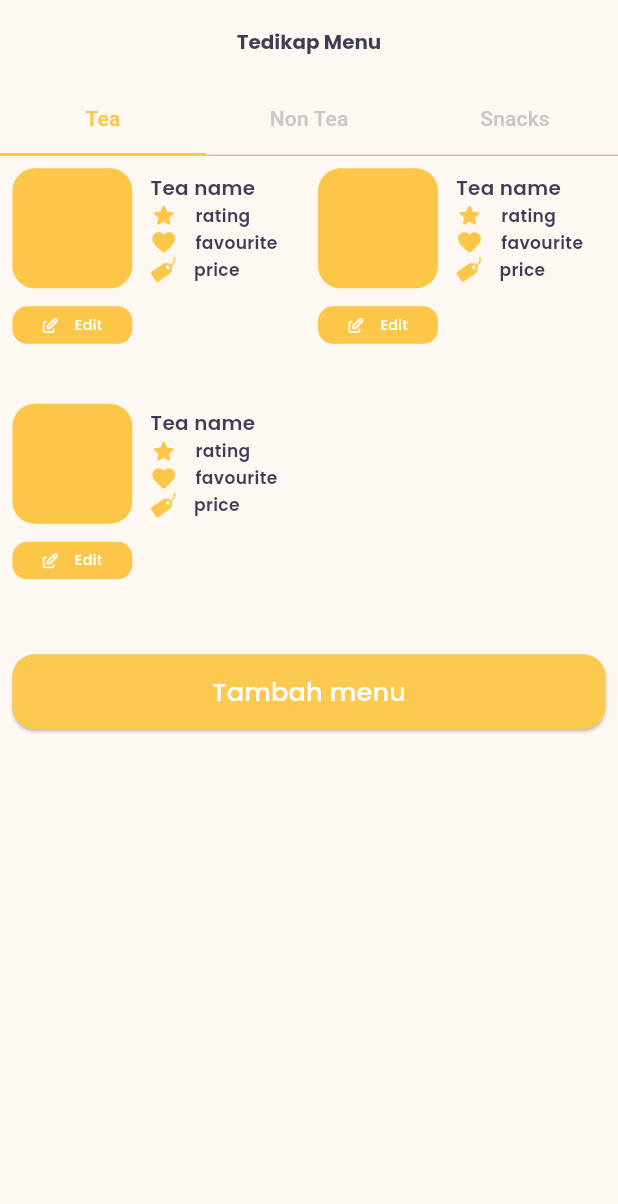
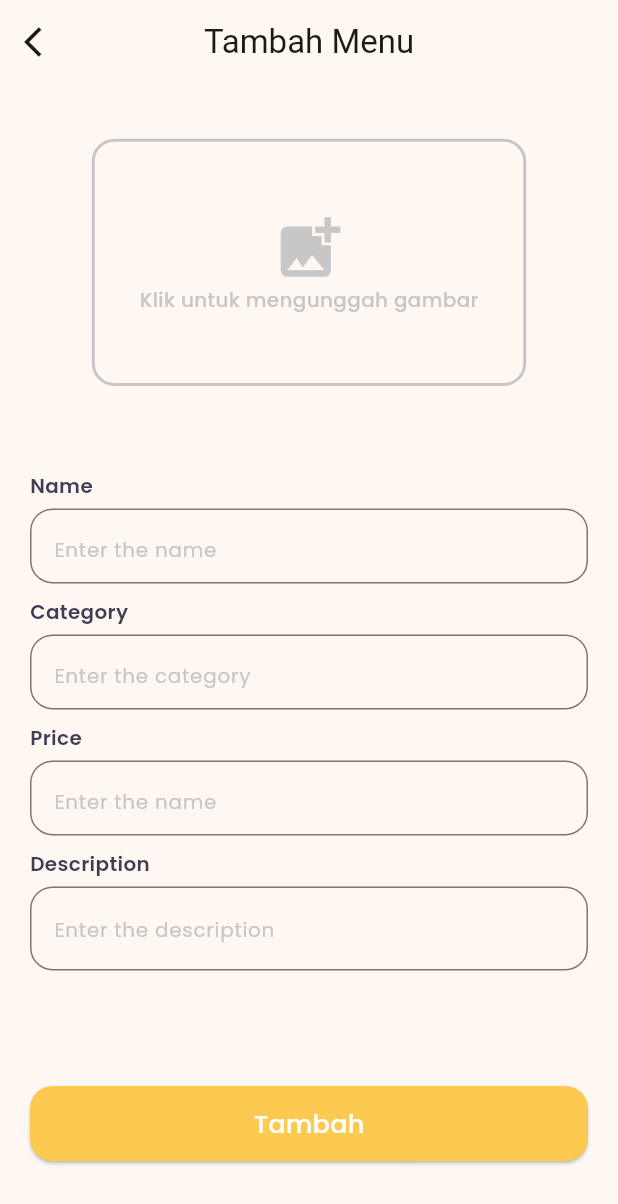
Before and after one commit to Azzahira-Calista/tedikap-admin-flutter, a Flutter app: the MenuPage screen opened directly, after a tap on "Tambah menu", on a phone screen of 412 x 824 dp. Shown: the top 1204 px of the screen. Run offline on Flutter 3.47's test engine with Material 3 defaults, Android fonts, the phone set to English and light mode, and no system bars; our stand-ins replace flutter_svg, get, google_fonts, syncfusion_flutter_charts; missing offline and left inert: dart:ffi, filter_list.

Commit message:
feat[CA]add menu page

```diff
--- /dev/null
+++ b/lib/binding/tambah_menu_binding.dart
@@ -0,0 +1,8 @@
+import 'package:get/get.dart';
+import 'package:tedikap_admin/controllers/tmbah_menu_controller.dart';
+
+class TambahMenuBinding extends Bindings {
+ @override
+  void dependencies() {
+    Get.lazyPut(() => TambahMenuController());
+  }}
--- /dev/null
+++ b/lib/controllers/tmbah_menu_controller.dart
@@ -0,0 +1,5 @@
+import 'package:get/get.dart';
+
+class TambahMenuController extends GetxController {
+
+}
--- a/lib/main.dart
+++ b/lib/main.dart
@@ -2,8 +2,6 @@ import 'package:flutter/material.dart';
 import 'package:get/get.dart';
 import 'package:tedikap_admin/router/pages.dart';
 import 'package:tedikap_admin/themes.dart';
-import 'package:tedikap_admin/views/home/home_admin.dart';
-import 'package:tedikap_admin/views/menu/menu_admin.dart';
 
 void main() {
   WidgetsFlutterBinding.ensureInitialized();
--- a/lib/router/pages.dart
+++ b/lib/router/pages.dart
@@ -4,10 +4,12 @@ import 'package:tedikap_admin/binding/home_binding.dart';
 import 'package:tedikap_admin/binding/menu_binding.dart';
 import 'package:tedikap_admin/binding/order_binding.dart';
 import 'package:tedikap_admin/binding/order_status_binding.dart';
+import 'package:tedikap_admin/binding/tambah_menu_binding.dart';
 import 'package:tedikap_admin/views/chat/chat_admin.dart';
 import 'package:tedikap_admin/views/home/home_admin.dart';
 import 'package:tedikap_admin/views/home/order_list.dart';
 import 'package:tedikap_admin/views/menu/menu_admin.dart';
+import 'package:tedikap_admin/views/menu/tambah_menu.dart';
 import 'package:tedikap_admin/views/start/login_admin.dart';
 import 'package:tedikap_admin/views/start/splash_screen.dart';
 import 'package:tedikap_admin/views/start/splash_screen_two.dart';
@@ -20,7 +22,7 @@ part 'router.dart';
 class AppPages {
   AppPages._();
 
-  static const INITIAL = Routes.ORDER_STATUS;
+  static const INITIAL = Routes.TAMBAH_MENU;
 
   static final routes = [
     GetPage(
@@ -80,5 +82,12 @@ class AppPages {
       page: () => LoginPage(),
       transition: Transition.fadeIn,
     ),
+    GetPage(
+      name: _Paths.TAMBAH_MENU,
+      page: () => TambahMenu(),
+      binding: TambahMenuBinding(),
+      transition: Transition.fadeIn,
+      transitionDuration: const Duration(milliseconds: 300),
+    ),
   ];
 }
--- a/lib/router/router.dart
+++ b/lib/router/router.dart
@@ -11,6 +11,7 @@ abstract class Routes {
   static const SPLASH2 = _Paths.SPLASH2;
   static const ORDER_STATUS = _Paths.ORDER_STATUS;
   static const LOGIN = _Paths.LOGIN;
+  static const TAMBAH_MENU = _Paths.TAMBAH_MENU;
 }
 
 abstract class _Paths {
@@ -24,4 +25,5 @@ abstract class _Paths {
   static const SPLASH2 = '/splash2';
   static const ORDER_STATUS = '/order-status';
   static const LOGIN = '/login';
+  static const TAMBAH_MENU = '/tambah-menu';
 }
--- a/lib/views/chat/chat_admin.dart
+++ b/lib/views/chat/chat_admin.dart
@@ -24,7 +24,7 @@ class ChatPage extends StatelessWidget {
         // )),
         title: Container(
           height: 40,
-          padding: EdgeInsets.symmetric(horizontal: 10),
+          padding: EdgeInsets.symmetric(horizontal: 10,),
           decoration: BoxDecoration(
             borderRadius: BorderRadius.circular(15),
             border: Border.all(color: offColor, width: 1),
--- a/lib/views/home/home_admin.dart
+++ b/lib/views/home/home_admin.dart
@@ -5,8 +5,6 @@ import 'package:syncfusion_flutter_charts/charts.dart';
 import 'package:tedikap_admin/controllers/home_controller.dart';
 import 'package:tedikap_admin/router/pages.dart';
 import 'package:tedikap_admin/themes.dart';
-import 'package:dropdown_button2/dropdown_button2.dart';
-import 'package:tedikap_admin/widgets/bottom_navbar.dart';
 
 class HomePage extends StatelessWidget {
   final HomeController rangeController = Get.put(HomeController());
--- a/lib/views/menu/menu_admin.dart
+++ b/lib/views/menu/menu_admin.dart
@@ -4,10 +4,13 @@ import 'package:flutter/cupertino.dart';
 import 'package:flutter/material.dart';
 import 'package:flutter/widgets.dart';
 import 'package:flutter_svg/flutter_svg.dart';
+import 'package:get/get.dart';
 import 'package:tedikap_admin/themes.dart';
 import 'package:tedikap_admin/widgets/bottom_navbar.dart';
 import 'package:tedikap_admin/widgets/button.dart';
 import 'package:tedikap_admin/widgets/item_menu.dart';
+
+import '../../router/pages.dart';
 
 class MenuPage extends StatelessWidget {
   const MenuPage({super.key});
@@ -114,7 +117,9 @@ class MenuPage extends StatelessWidget {
             children: [
               SingleChildScrollView(
                 child: Container(
-                    padding: EdgeInsets.all(MediaQuery.of(context).size.width * 0.02,),
+                  // padding: EdgeInsets.all(MediaQuery.of(context).size.width * 0.02,),
+
+                  padding: EdgeInsets.all(20),
                   child: Column(
                     children: [
                       GridView.builder(
@@ -135,7 +140,9 @@ class MenuPage extends StatelessWidget {
                       SizedBox(height: 30),
                       myButton(
                           text: 'Tambah menu',
-                            onPressed: () {},
+                          onPressed: () {
+                            Get.toNamed(Routes.TAMBAH_MENU);
+                          },
                           color: primaryColor,
                           textColor: white)
                     ],
@@ -165,7 +172,9 @@ class MenuPage extends StatelessWidget {
                       SizedBox(height: 30), // Adjust the height as needed
                       myButton(
                           text: 'Tambah menu',
-                            onPressed: () {},
+                          onPressed: () {
+                            Get.toNamed(Routes.TAMBAH_MENU);
+                          },
                           color: primaryColor,
                           textColor: white)
                     ],
@@ -195,7 +204,9 @@ class MenuPage extends StatelessWidget {
                       SizedBox(height: 30), // Adjust the height as needed
                       myButton(
                           text: 'Tambah menu',
-                            onPressed: () {},
+                          onPressed: () {
+                            Get.toNamed(Routes.TAMBAH_MENU);
+                          },
                           color: primaryColor,
                           textColor: white)
                     ],
@@ -204,7 +215,6 @@ class MenuPage extends StatelessWidget {
               ),
             ],
           ),
-            )
-            );
+        ));
   }
 }
--- /dev/null
+++ b/lib/views/menu/tambah_menu.dart
@@ -0,0 +1,126 @@
+import 'package:flutter/material.dart';
+import 'package:get/get.dart';
+import 'package:tedikap_admin/themes.dart';
+import 'package:tedikap_admin/widgets/button.dart';
+import 'package:tedikap_admin/widgets/textfield.dart';
+
+import '../../router/pages.dart';
+
+class TambahMenu extends StatelessWidget {
+  const TambahMenu({super.key});
+
+  @override
+  Widget build(BuildContext context) {
+    return Scaffold(
+      appBar: AppBar(
+        title: Text("Tambah Menu"),
+        centerTitle: true,
+        leading: IconButton(
+            onPressed: () {
+              Get.back();
+            },
+            icon: Icon(Icons.arrow_back_ios)),
+      ),
+      body: Column(
+        children: [
+          Expanded(
+            child: SingleChildScrollView(
+              child: Container(
+                padding: EdgeInsets.all(20),
+                child: Column(
+                  children: [
+                    Container(
+                      margin: EdgeInsets.symmetric(
+                        horizontal: MediaQuery.of(context).size.width * 0.1,
+                        vertical: MediaQuery.of(context).size.height * 0.02,
+                      ),
+                      decoration: BoxDecoration(
+                        border: Border.all(color: offColor, width: 2),
+                        borderRadius: BorderRadius.circular(15),
+                      ),
+                      height: MediaQuery.of(context).size.height * 0.2,
+                      width: MediaQuery.of(context).size.width,
+                      child: Column(
+                        mainAxisAlignment: MainAxisAlignment.center,
+                        children: [
+                          Icon(
+                            Icons.add_photo_alternate,
+                            size: 50,
+                            color: offColor,
+                          ),
+                          Text(
+                            "Klik untuk mengunggah gambar",
+                            style: normalTextPrimary.copyWith(color: offColor),
+                          )
+                        ],
+                      ),
+                    ),
+                    SizedBox(
+                      height: MediaQuery.of(context).size.height * 0.05,
+                    ),
+                    Column(
+                      children: [
+                        MyTextField(
+                          hintText: "Enter the name",
+                          name: "Name",
+                          height: 50,
+                        ),
+                        MyTextField(
+                          hintText: "Enter the category",
+                          name: "Category",
+                          height: 50,
+                        ),
+                        MyTextField(
+                          hintText: "Enter the name",
+                          name: "Price",
+                          height: 50,
+                        ),
+                        Container(
+                          child: Column(
+                            crossAxisAlignment: CrossAxisAlignment.start,
+                            children: [
+                              Text(
+                                "Description",
+                                style: subTitle,
+                                textAlign: TextAlign.left,
+                              ),
+                              SizedBox(
+                                height: 5,
+                              ),
+                              TextFormField(
+                                decoration: InputDecoration(
+                                  hintText: "Enter the description",
+                                  hintStyle: hint,
+                                  border: OutlineInputBorder(
+
+                                    borderRadius: BorderRadius.circular(15),
+                                    borderSide: BorderSide(color: offColor),
+                                  ),
+                                ),
+                              ),
+                            ],
+                          ),
+                        ),
+                      ],
+                    ),
+                  ],
+                ),
+              ),
+            ),
+          ),
+          Container(
+            padding: EdgeInsets.symmetric(horizontal: 20, vertical: 50),
+            child: myButton(
+              text: "Tambah",
+              onPressed: () {
+                Get.toNamed(Routes.NAVBAR);
+              },
+              color: primaryColor,
+              textColor: white,
+            ),
+          ),
+        ],
+      ),
+    );
+  }
+}
--- a/lib/views/start/login_admin.dart
+++ b/lib/views/start/login_admin.dart
@@ -47,9 +47,9 @@ class LoginPage extends StatelessWidget {
                         crossAxisAlignment: CrossAxisAlignment.start,
                         children: [
                           MyTextField(
-                              hintText: "Enter your name", name: "Name"),
+                              hintText: "Enter your name", name: "Name", height: 50),
                           MyTextField(
-                              hintText: "Enter your email", name: "Email"),
+                              hintText: "Enter your email", name: "Email", height: 50),
                           SizedBox(
                             height: 10,
                           ),
--- a/lib/widgets/item_menu.dart
+++ b/lib/widgets/item_menu.dart
@@ -41,7 +41,7 @@ class ItemWidget extends StatelessWidget {
                           size: 18,
                         ),
                         SizedBox(
-                          width: 12,
+                          width: 5,
                         ),
                         Text(
                           "rating",
@@ -58,7 +58,7 @@ class ItemWidget extends StatelessWidget {
                           size: 18,
                         ),
                         SizedBox(
-                          width: 12,
+                          width: 5,
                         ),
                         Text(
                           "favourite",
@@ -75,7 +75,7 @@ class ItemWidget extends StatelessWidget {
                           height: 18,
                         ),
                         SizedBox(
-                          width: 12,
+                          width: 5,
                         ),
                         Text(
                           "price",
--- a/lib/widgets/order_card.dart
+++ b/lib/widgets/order_card.dart
@@ -2,7 +2,6 @@ import 'package:flutter/material.dart';
 import 'package:flutter_svg/flutter_svg.dart';
 import 'package:get/get.dart';
 import 'package:tedikap_admin/themes.dart';
-import 'package:tedikap_admin/widgets/button.dart';
 
 class OrderCard extends StatelessWidget {
   const OrderCard({super.key});
--- a/lib/widgets/textfield.dart
+++ b/lib/widgets/textfield.dart
@@ -1,5 +1,4 @@
 import 'package:flutter/material.dart';
-import 'package:flutter/widgets.dart';
 import 'package:tedikap_admin/themes.dart';
 
 class MyTextField extends StatelessWidget {
@@ -10,6 +9,7 @@ class MyTextField extends StatelessWidget {
     // required this.controller,
     required this.hintText,
     required this.name,
+    required this.height,
   });
 
   // final double screenWidth;
@@ -17,6 +17,7 @@ class MyTextField extends StatelessWidget {
   // final TextEditingController controller;
   final String hintText;
   final String name;
+  final double height;
 
   @override
   Widget build(BuildContext context) {
@@ -43,7 +44,7 @@ class MyTextField extends StatelessWidget {
             height: 5,
           ),
           Container(
-            height: 50,
+            height: height,
             child: TextFormField(
               decoration: InputDecoration(
                 hintText: hintText,
```
Lines whose indentation alone changed are shown as unchanged.
